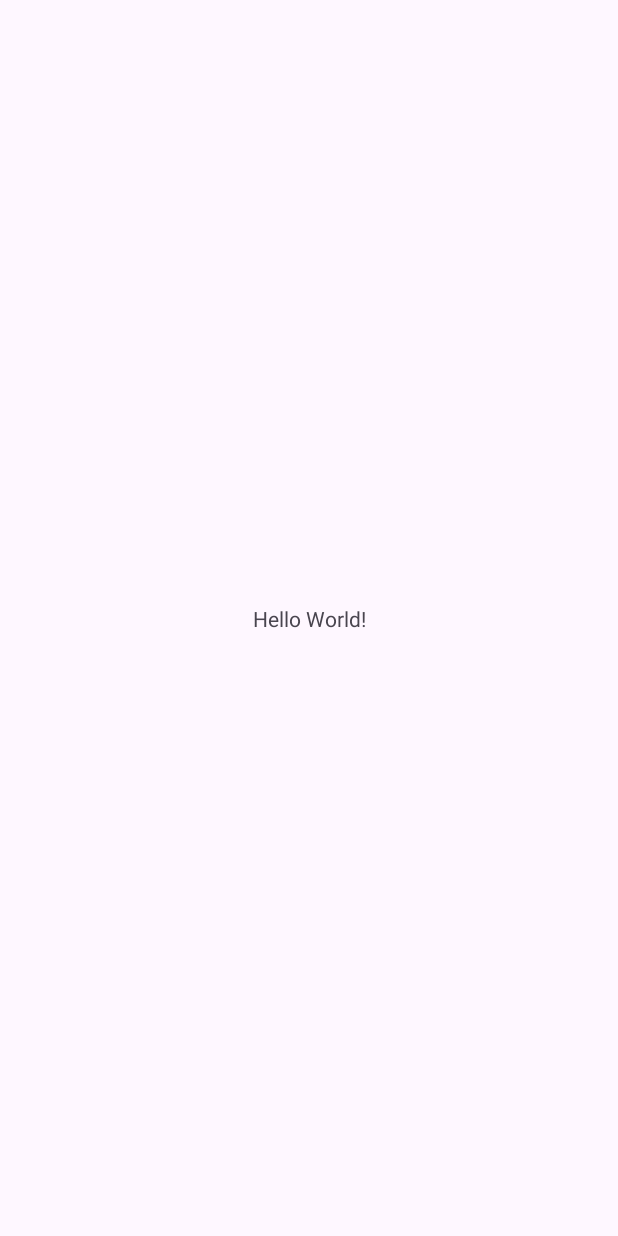
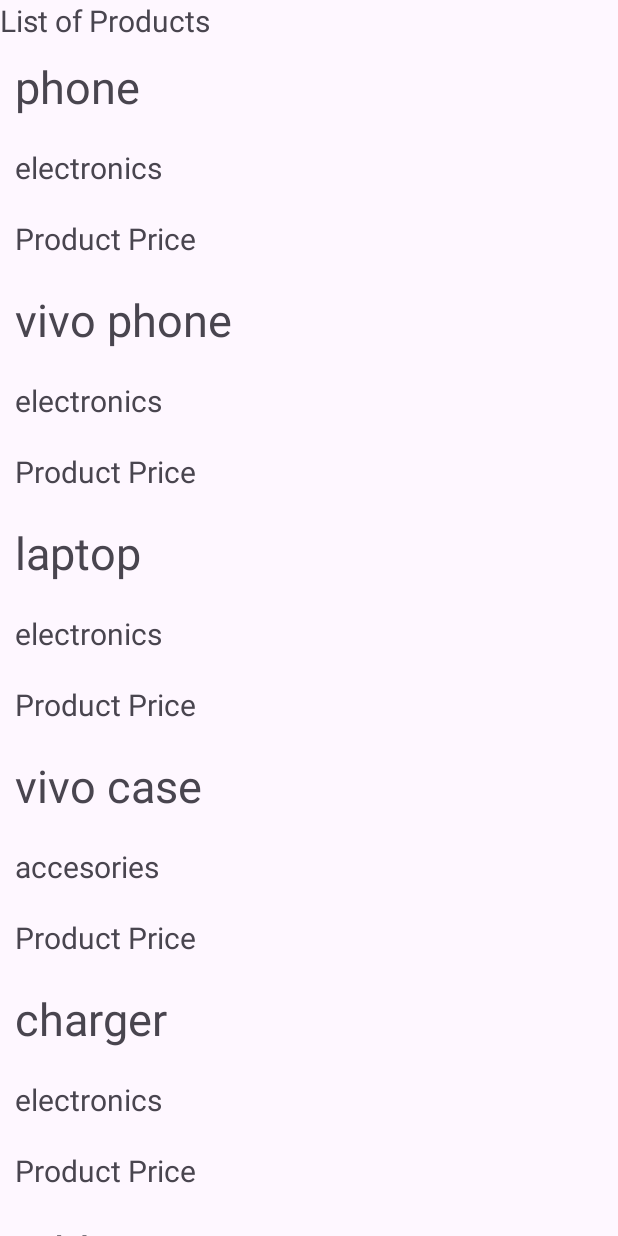
Before and after one commit to SVFC-android-groupB/androidGetterAndSetterRecyclerView, an Android app: the screen it shows after launch (MainActivity), on a phone screen of 412 x 824 dp. Before the commit the screen is almost empty. Run offline under Robolectric (Android 15) with nearby library versions, the phone set to English and light mode, and no system bars; 1 statement that could not run was skipped.

Commit message:
feat: recyclerView added

```diff
--- a/app/src/main/java/com/example/androidrecyclerviewadpater/MainActivity.java
+++ b/app/src/main/java/com/example/androidrecyclerviewadpater/MainActivity.java
@@ -2,23 +2,39 @@ package com.example.androidrecyclerviewadpater;
 
 import android.os.Bundle;
 
-import androidx.activity.EdgeToEdge;
 import androidx.appcompat.app.AppCompatActivity;
-import androidx.core.graphics.Insets;
-import androidx.core.view.ViewCompat;
-import androidx.core.view.WindowInsetsCompat;
+import androidx.recyclerview.widget.LinearLayoutManager;
+import androidx.recyclerview.widget.RecyclerView;
+
+import com.example.androidrecyclerviewadpater.adapter.productAdapter;
+import com.example.androidrecyclerviewadpater.model.productModel;
+
+import java.util.ArrayList;
+import java.util.List;
 
 public class MainActivity extends AppCompatActivity {
+
+    RecyclerView rvMain;
+    List<productModel> productModelList = new ArrayList<>();
+    productAdapter productAdpater;
 
     @Override
     protected void onCreate(Bundle savedInstanceState) {
         super.onCreate(savedInstanceState);
-        EdgeToEdge.enable(this);
         setContentView(R.layout.activity_main);
-        ViewCompat.setOnApplyWindowInsetsListener(findViewById(R.id.main), (v, insets) -> {
-            Insets systemBars = insets.getInsets(WindowInsetsCompat.Type.systemBars());
-            v.setPadding(systemBars.left, systemBars.top, systemBars.right, systemBars.bottom);
-            return insets;
-        });
+
+        rvMain = findViewById(R.id.rv_main);
+
+        productModelList.add(new productModel(1, "phone", "electronics", 5000));
+        productModelList.add(new productModel(2, "vivo phone", "electronics", 5500));
+        productModelList.add(new productModel(3, "laptop", "electronics", 55000));
+        productModelList.add(new productModel(4, "vivo case", "accesories", 50));
+        productModelList.add(new productModel(5, "charger", "electronics", 1000));
+        productModelList.add(new productModel(6, "tablet", "electronics", 7000));
+
+        productAdpater = new productAdapter(productModelList);
+
+        rvMain.setAdapter(productAdpater);
+        rvMain.setLayoutManager(new LinearLayoutManager(this));
     }
 }
--- /dev/null
+++ b/app/src/main/java/com/example/androidrecyclerviewadpater/adapter/productAdapter.java
@@ -0,0 +1,56 @@
+package com.example.androidrecyclerviewadpater.adapter;
+
+import android.view.LayoutInflater;
+import android.view.View;
+import android.view.ViewGroup;
+import android.widget.TextView;
+
+import androidx.annotation.NonNull;
+import androidx.recyclerview.widget.RecyclerView;
+import com.example.androidrecyclerviewadpater.model.productModel;
+
+import com.example.androidrecyclerviewadpater.R;
+
+import java.util.List;
+
+public class productAdapter extends RecyclerView.Adapter<productAdapter.productViewHolder> {
+
+    List<productModel> productModelList;
+
+    public productAdapter(List<productModel> productModelList){
+        this.productModelList = productModelList;
+    }
+
+    @NonNull
+    @Override
+    public productAdapter.productViewHolder onCreateViewHolder(@NonNull ViewGroup parent, int viewType) {
+        LayoutInflater inflater = LayoutInflater.from(parent.getContext());
+        View view = inflater.inflate(R.layout.item_product_card, parent, false);
+        return new productViewHolder(view);
+    }
+
+    @Override
+    public void onBindViewHolder(@NonNull productAdapter.productViewHolder holder, int position) {
+         productModel productModel = productModelList.get(position);
+         holder.productName.setText(productModel.getName());
+         holder.category.setText(productModel.getCategory());
+         holder.price.setText(productModel.getPrice());
+    }
+
+    @Override
+    public int getItemCount() {
+        return productModelList.size();
+    }
+
+    public static class productViewHolder extends RecyclerView.ViewHolder{
+
+        TextView productName, category, price;
+
+        public productViewHolder(@NonNull View itemView) {
+            super(itemView);
+            productName = itemView.findViewById(R.id.tv_name);
+            category = itemView.findViewById(R.id.tv_category);
+            price = itemView.findViewById(R.id.tv_price);
+        }
+    }
+}
--- /dev/null
+++ b/app/src/main/java/com/example/androidrecyclerviewadpater/model/productModel.java
@@ -0,0 +1,31 @@
+package com.example.androidrecyclerviewadpater.model;
+
+public class productModel {
+    private int id;
+    private String name;
+    private String category;
+    private int price;
+
+    public productModel(int id, String name, String category, int price) {
+        this.id = id;
+        this.name = name;
+        this.category = category;
+        this.price = price;
+    }
+
+    public int getId() {
+        return id;
+    }
+
+    public String getName() {
+        return name;
+    }
+
+    public String getCategory() {
+        return category;
+    }
+
+    public int getPrice() {
+        return price;
+    }
+}
--- a/app/src/main/res/layout/activity_main.xml
+++ b/app/src/main/res/layout/activity_main.xml
@@ -1,19 +1,25 @@
 <?xml version="1.0" encoding="utf-8"?>
-<androidx.constraintlayout.widget.ConstraintLayout xmlns:android="http://schemas.android.com/apk/res/android"
+<LinearLayout xmlns:android="http://schemas.android.com/apk/res/android"
     xmlns:app="http://schemas.android.com/apk/res-auto"
     xmlns:tools="http://schemas.android.com/tools"
     android:id="@+id/main"
     android:layout_width="match_parent"
     android:layout_height="match_parent"
+    android:orientation="vertical"
     tools:context=".MainActivity">
 
     <TextView
         android:layout_width="wrap_content"
         android:layout_height="wrap_content"
-        android:text="Hello World!"
-        app:layout_constraintBottom_toBottomOf="parent"
-        app:layout_constraintEnd_toEndOf="parent"
-        app:layout_constraintStart_toStartOf="parent"
-        app:layout_constraintTop_toTopOf="parent" />
+        android:text="List of Products"
+        android:textSize="20sp"
+        />
 
-</androidx.constraintlayout.widget.ConstraintLayout>
+    <androidx.recyclerview.widget.RecyclerView
+        android:id="@+id/rv_main"
+        android:layout_width="match_parent"
+        android:layout_height="wrap_content"
+
+        />
+
+</LinearLayout>
--- /dev/null
+++ b/app/src/main/res/layout/item_product_card.xml
@@ -0,0 +1,33 @@
+<?xml version="1.0" encoding="utf-8"?>
+<LinearLayout xmlns:android="http://schemas.android.com/apk/res/android"
+    android:layout_width="match_parent"
+    android:orientation="vertical"
+    android:layout_height="match_parent">
+
+    <TextView
+        android:id="@+id/tv_name"
+        android:layout_width="wrap_content"
+        android:layout_height="wrap_content"
+        android:text="Product Name"
+        android:textSize="30sp"
+        android:padding="10dp"
+        />
+
+    <TextView
+        android:id="@+id/tv_category"
+        android:layout_width="wrap_content"
+        android:layout_height="wrap_content"
+        android:text="Product Category"
+        android:textSize="20sp"
+        android:padding="10dp"
+        />
+
+    <TextView
+        android:id="@+id/tv_price"
+        android:layout_width="wrap_content"
+        android:layout_height="wrap_content"
+        android:padding="10dp"
+        android:text="Product Price"
+        android:textSize="20sp" />
+
+</LinearLayout>
```
